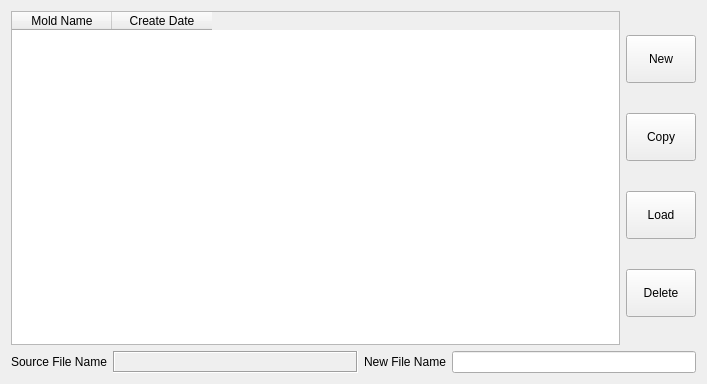
Old version of the form function_settings/moldinformation.ui in the repository GaussCheng/2-5AxisPunch.
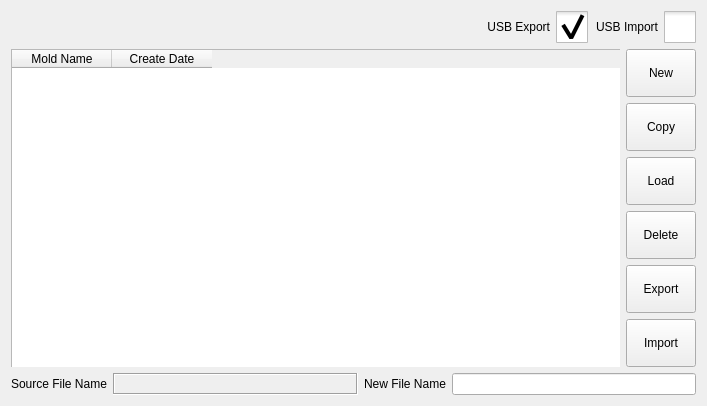
New version of the form. Icons and pictures are not drawn. Custom widgets are drawn as their Qt base class.

```diff
--- a/function_settings/moldinformation.ui
+++ b/function_settings/moldinformation.ui
@@ -13,6 +13,31 @@
   <property name="windowTitle">
    <string>Frame</string>
   </property>
+  <property name="styleSheet">
+   <string notr="true">::indicator {
+     width: 32px;
+     height: 32px;
+ }
+
+::indicator:unchecked 
+{
+     image: url(:/resource/check_unchecked.png);
+ }
+::indicator:checked 
+{
+     image: url(:/resource/check_checked.png);
+ }
+
+QRadioButton::indicator:checked:disabled
+{
+ image: url(:/resource/check_checked_disable.png);
+}
+
+QRadioButton::indicator:unchecked:disabled
+{
+ image: url(:/resource/check_unchecked_disable.png);
+}</string>
+  </property>
   <property name="frameShape">
    <enum>QFrame::NoFrame</enum>
   </property>
@@ -21,31 +46,127 @@
   </property>
   <layout class="QVBoxLayout" name="verticalLayout_2">
    <item>
-    <layout class="QHBoxLayout" name="horizontalLayout">
+    <layout class="QHBoxLayout" name="horizontalLayout_3">
      <item>
-      <widget class="QTableWidget" name="informationTableWidget">
-       <property name="editTriggers">
-        <set>QAbstractItemView::NoEditTriggers</set>
+      <widget class="QCheckBox" name="exportCheckBox">
+       <property name="sizePolicy">
+        <sizepolicy hsizetype="Minimum" vsizetype="Preferred">
+         <horstretch>0</horstretch>
+         <verstretch>0</verstretch>
+        </sizepolicy>
        </property>
-       <property name="alternatingRowColors">
+       <property name="minimumSize">
+        <size>
+         <width>300</width>
+         <height>0</height>
+        </size>
+       </property>
+       <property name="layoutDirection">
+        <enum>Qt::RightToLeft</enum>
+       </property>
+       <property name="text">
+        <string>USB Export</string>
+       </property>
+       <property name="checked">
         <bool>true</bool>
        </property>
-       <property name="selectionMode">
-        <enum>QAbstractItemView::SingleSelection</enum>
+       <attribute name="buttonGroup">
+        <string notr="true">buttonGroup</string>
+       </attribute>
+      </widget>
+     </item>
+     <item>
+      <widget class="QCheckBox" name="importCheckBox">
+       <property name="sizePolicy">
+        <sizepolicy hsizetype="Fixed" vsizetype="Preferred">
+         <horstretch>0</horstretch>
+         <verstretch>0</verstretch>
+        </sizepolicy>
        </property>
-       <property name="selectionBehavior">
-        <enum>QAbstractItemView::SelectRows</enum>
+       <property name="minimumSize">
+        <size>
+         <width>0</width>
+         <height>0</height>
+        </size>
        </property>
-       <column>
-        <property name="text">
-         <string>Mold Name</string>
-        </property>
-       </column>
-       <column>
-        <property name="text">
-         <string>Create Date</string>
-        </property>
-       </column>
+       <property name="layoutDirection">
+        <enum>Qt::RightToLeft</enum>
+       </property>
+       <property name="text">
+        <string>USB Import</string>
+       </property>
+       <attribute name="buttonGroup">
+        <string notr="true">buttonGroup</string>
+       </attribute>
+      </widget>
+     </item>
+    </layout>
+   </item>
+   <item>
+    <layout class="QHBoxLayout" name="horizontalLayout">
+     <item>
+      <widget class="QStackedWidget" name="stackedWidget">
+       <property name="currentIndex">
+        <number>0</number>
+       </property>
+       <widget class="QWidget" name="page">
+        <widget class="QTableWidget" name="informationTableWidget">
+         <property name="geometry">
+          <rect>
+           <x>0</x>
+           <y>0</y>
+           <width>611</width>
+           <height>329</height>
+          </rect>
+         </property>
+         <property name="sizePolicy">
+          <sizepolicy hsizetype="Preferred" vsizetype="Preferred">
+           <horstretch>0</horstretch>
+           <verstretch>0</verstretch>
+          </sizepolicy>
+         </property>
+         <property name="editTriggers">
+          <set>QAbstractItemView::NoEditTriggers</set>
+         </property>
+         <property name="alternatingRowColors">
+          <bool>true</bool>
+         </property>
+         <property name="selectionMode">
+          <enum>QAbstractItemView::SingleSelection</enum>
+         </property>
+         <property name="selectionBehavior">
+          <enum>QAbstractItemView::SelectRows</enum>
+         </property>
+         <column>
+          <property name="text">
+           <string>Mold Name</string>
+          </property>
+         </column>
+         <column>
+          <property name="text">
+           <string>Create Date</string>
+          </property>
+         </column>
+        </widget>
+       </widget>
+       <widget class="QWidget" name="page_2">
+        <widget class="QListWidget" name="fileListWidget">
+         <property name="geometry">
+          <rect>
+           <x>0</x>
+           <y>0</y>
+           <width>621</width>
+           <height>331</height>
+          </rect>
+         </property>
+         <property name="sizePolicy">
+          <sizepolicy hsizetype="Expanding" vsizetype="Preferred">
+           <horstretch>0</horstretch>
+           <verstretch>0</verstretch>
+          </sizepolicy>
+         </property>
+        </widget>
+       </widget>
       </widget>
      </item>
      <item>
@@ -150,6 +271,56 @@
          </property>
         </widget>
        </item>
+       <item>
+        <widget class="QToolButton" name="exportToolButton">
+         <property name="sizePolicy">
+          <sizepolicy hsizetype="Preferred" vsizetype="Preferred">
+           <horstretch>0</horstretch>
+           <verstretch>0</verstretch>
+          </sizepolicy>
+         </property>
+         <property name="minimumSize">
+          <size>
+           <width>70</width>
+           <height>48</height>
+          </size>
+         </property>
+         <property name="maximumSize">
+          <size>
+           <width>70</width>
+           <height>48</height>
+          </size>
+         </property>
+         <property name="text">
+          <string>Export</string>
+         </property>
+        </widget>
+       </item>
+       <item>
+        <widget class="QToolButton" name="importToolButton">
+         <property name="sizePolicy">
+          <sizepolicy hsizetype="Preferred" vsizetype="Preferred">
+           <horstretch>0</horstretch>
+           <verstretch>0</verstretch>
+          </sizepolicy>
+         </property>
+         <property name="minimumSize">
+          <size>
+           <width>70</width>
+           <height>48</height>
+          </size>
+         </property>
+         <property name="maximumSize">
+          <size>
+           <width>70</width>
+           <height>48</height>
+          </size>
+         </property>
+         <property name="text">
+          <string>Import</string>
+         </property>
+        </widget>
+       </item>
       </layout>
      </item>
     </layout>
```
Left out of the diff: 3 changed lines with no effect on the pictures.
